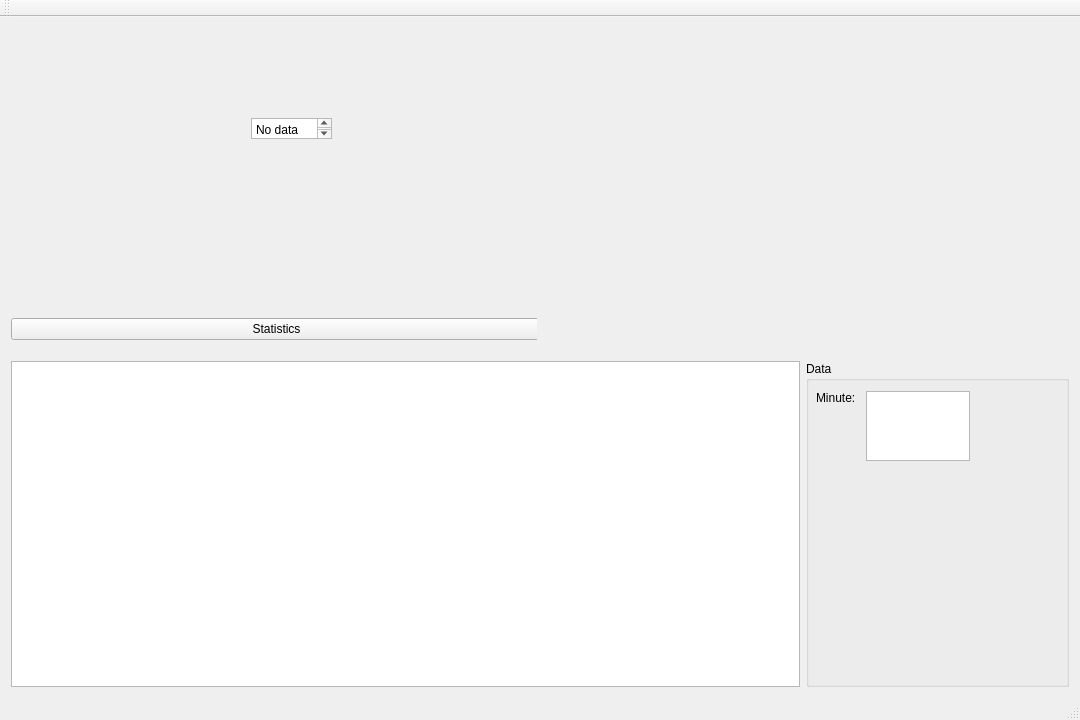
Qt form mainwindow.ui (tontonmorale/pds-threaded-server) before a commit.
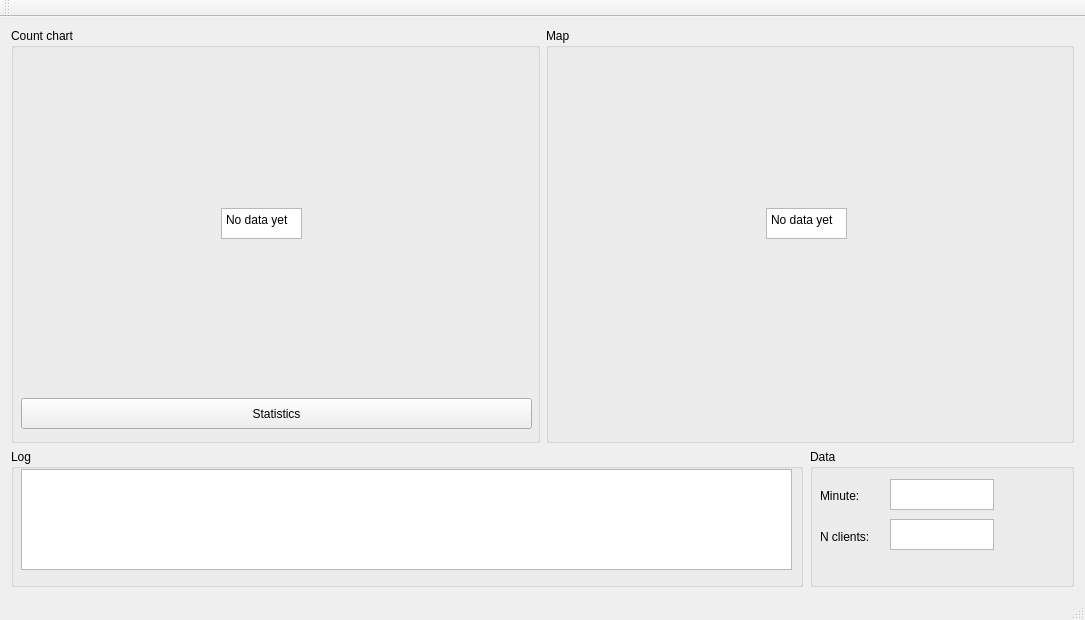
The same form after that commit. Custom widgets are drawn as their Qt base class.

Diff of the .ui file:
```diff
--- a/mainwindow.ui
+++ b/mainwindow.ui
@@ -6,8 +6,8 @@
    <rect>
     <x>0</x>
     <y>0</y>
-    <width>1080</width>
-    <height>720</height>
+    <width>1085</width>
+    <height>620</height>
    </rect>
   </property>
   <property name="windowTitle">
@@ -15,23 +15,58 @@
   </property>
   <widget class="QWidget" name="centralWidget">
    <layout class="QGridLayout" name="gridLayout">
-    <item row="0" column="1">
-     <layout class="QHBoxLayout" name="horizontalLayout">
+    <item row="0" column="0">
+     <layout class="QVBoxLayout" name="verticalLayout_2" stretch="3,1">
+      <property name="leftMargin">
+       <number>0</number>
+      </property>
       <item>
+       <layout class="QHBoxLayout" name="horizontalLayout" stretch="0,0">
+        <item>
+         <widget class="QGroupBox" name="groupBox_3">
+          <property name="sizePolicy">
+           <sizepolicy hsizetype="Preferred" vsizetype="Preferred">
+            <horstretch>0</horstretch>
+            <verstretch>0</verstretch>
+           </sizepolicy>
+          </property>
+          <property name="title">
+           <string>Count chart</string>
+          </property>
+          <property name="flat">
+           <bool>false</bool>
+          </property>
+          <property name="checkable">
+           <bool>false</bool>
+          </property>
        <widget class="QChartView" name="countChartView" native="true">
+           <property name="geometry">
+            <rect>
+             <x>10</x>
+             <y>20</y>
+             <width>511</width>
+             <height>381</height>
+            </rect>
+           </property>
         <property name="sizePolicy">
          <sizepolicy hsizetype="Preferred" vsizetype="Preferred">
           <horstretch>0</horstretch>
-          <verstretch>4</verstretch>
-         </sizepolicy>
-        </property>
+             <verstretch>0</verstretch>
+            </sizepolicy>
+           </property>
+           <property name="minimumSize">
+            <size>
+             <width>0</width>
+             <height>0</height>
+            </size>
+           </property>
         <widget class="QPushButton" name="pushButton">
          <property name="geometry">
           <rect>
            <x>0</x>
-           <y>290</y>
-           <width>531</width>
-           <height>22</height>
+              <y>350</y>
+              <width>511</width>
+              <height>31</height>
           </rect>
          </property>
          <property name="text">
@@ -41,10 +76,10 @@
         <widget class="QPlainTextEdit" name="noChartData">
          <property name="geometry">
           <rect>
-           <x>240</x>
-           <y>90</y>
+              <x>200</x>
+              <y>160</y>
            <width>81</width>
-           <height>21</height>
+              <height>31</height>
           </rect>
          </property>
          <property name="readOnly">
@@ -53,37 +88,105 @@
          <property name="plainText">
           <string>No data yet</string>
          </property>
+            <property name="centerOnScroll">
+             <bool>false</bool>
+            </property>
+           </widget>
         </widget>
        </widget>
       </item>
       <item>
-       <widget class="QChartView" name="mapView" native="true"/>
+         <widget class="QGroupBox" name="groupBox_4">
+          <property name="title">
+           <string>Map</string>
+          </property>
+          <widget class="QChartView" name="mapView" native="true">
+           <property name="geometry">
+            <rect>
+             <x>10</x>
+             <y>20</y>
+             <width>511</width>
+             <height>381</height>
+            </rect>
+           </property>
+           <property name="sizePolicy">
+            <sizepolicy hsizetype="Preferred" vsizetype="Preferred">
+             <horstretch>0</horstretch>
+             <verstretch>0</verstretch>
+            </sizepolicy>
+           </property>
+           <widget class="QPlainTextEdit" name="noMapData">
+            <property name="geometry">
+             <rect>
+              <x>210</x>
+              <y>160</y>
+              <width>81</width>
+              <height>31</height>
+             </rect>
+            </property>
+            <property name="readOnly">
+             <bool>true</bool>
+            </property>
+            <property name="plainText">
+             <string>No data yet</string>
+            </property>
+            <property name="centerOnScroll">
+             <bool>false</bool>
+            </property>
+           </widget>
+          </widget>
+         </widget>
       </item>
      </layout>
     </item>
-    <item row="1" column="1">
-     <layout class="QHBoxLayout" name="horizontalLayout_2">
       <item>
+       <layout class="QHBoxLayout" name="horizontalLayout_2" stretch="3,1">
+        <property name="spacing">
+         <number>7</number>
+        </property>
+        <property name="sizeConstraint">
+         <enum>QLayout::SetDefaultConstraint</enum>
+        </property>
+        <item>
+         <widget class="QGroupBox" name="groupBox_2">
+          <property name="sizePolicy">
+           <sizepolicy hsizetype="Preferred" vsizetype="Preferred">
+            <horstretch>0</horstretch>
+            <verstretch>0</verstretch>
+           </sizepolicy>
+          </property>
+          <property name="title">
+           <string>Log</string>
+          </property>
        <widget class="QPlainTextEdit" name="log">
         <property name="enabled">
          <bool>true</bool>
         </property>
+           <property name="geometry">
+            <rect>
+             <x>10</x>
+             <y>20</y>
+             <width>771</width>
+             <height>101</height>
+            </rect>
+           </property>
         <property name="sizePolicy">
-         <sizepolicy hsizetype="Preferred" vsizetype="Preferred">
-          <horstretch>3</horstretch>
+            <sizepolicy hsizetype="Expanding" vsizetype="Expanding">
+             <horstretch>0</horstretch>
           <verstretch>0</verstretch>
          </sizepolicy>
         </property>
         <property name="readOnly">
          <bool>true</bool>
         </property>
+          </widget>
        </widget>
       </item>
       <item>
        <widget class="QGroupBox" name="groupBox">
         <property name="sizePolicy">
          <sizepolicy hsizetype="Minimum" vsizetype="Minimum">
-          <horstretch>1</horstretch>
+            <horstretch>0</horstretch>
           <verstretch>0</verstretch>
          </sizepolicy>
         </property>
@@ -94,7 +197,7 @@
          <property name="geometry">
           <rect>
            <x>10</x>
-           <y>30</y>
+             <y>40</y>
            <width>47</width>
            <height>14</height>
           </rect>
@@ -106,23 +209,57 @@
         <widget class="QPlainTextEdit" name="minute">
          <property name="geometry">
           <rect>
-           <x>60</x>
+             <x>80</x>
            <y>30</y>
            <width>104</width>
-           <height>70</height>
+             <height>31</height>
           </rect>
          </property>
          <property name="sizePolicy">
           <sizepolicy hsizetype="Minimum" vsizetype="Minimum">
            <horstretch>0</horstretch>
-           <verstretch>0</verstretch>
+             <verstretch>3</verstretch>
           </sizepolicy>
          </property>
          <property name="readOnly">
           <bool>true</bool>
          </property>
         </widget>
-       </widget>
+          <widget class="QLabel" name="minuteLabel_2">
+           <property name="geometry">
+            <rect>
+             <x>10</x>
+             <y>80</y>
+             <width>51</width>
+             <height>16</height>
+            </rect>
+           </property>
+           <property name="text">
+            <string>N clients:</string>
+           </property>
+          </widget>
+          <widget class="QPlainTextEdit" name="clients">
+           <property name="geometry">
+            <rect>
+             <x>80</x>
+             <y>70</y>
+             <width>104</width>
+             <height>31</height>
+            </rect>
+           </property>
+           <property name="sizePolicy">
+            <sizepolicy hsizetype="Minimum" vsizetype="Minimum">
+             <horstretch>0</horstretch>
+             <verstretch>3</verstretch>
+            </sizepolicy>
+           </property>
+           <property name="readOnly">
+            <bool>true</bool>
+           </property>
+          </widget>
+         </widget>
+        </item>
+       </layout>
       </item>
      </layout>
     </item>
@@ -133,8 +270,8 @@
     <rect>
      <x>0</x>
      <y>0</y>
-     <width>1080</width>
-     <height>21</height>
+     <width>1085</width>
+     <height>25</height>
     </rect>
    </property>
   </widget>
```
Lines whose indentation alone changed are shown as unchanged.
